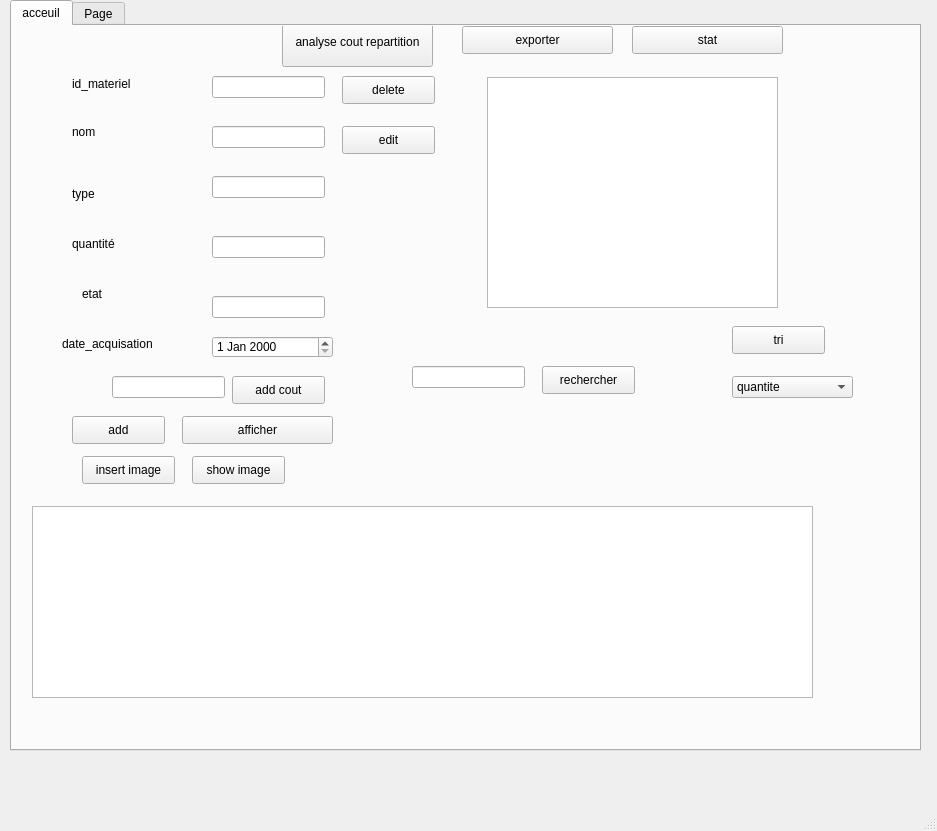
Qt form mainwindow.ui (ProjetCPP2A6/2a26-24-25-smart-hotel) before a commit.
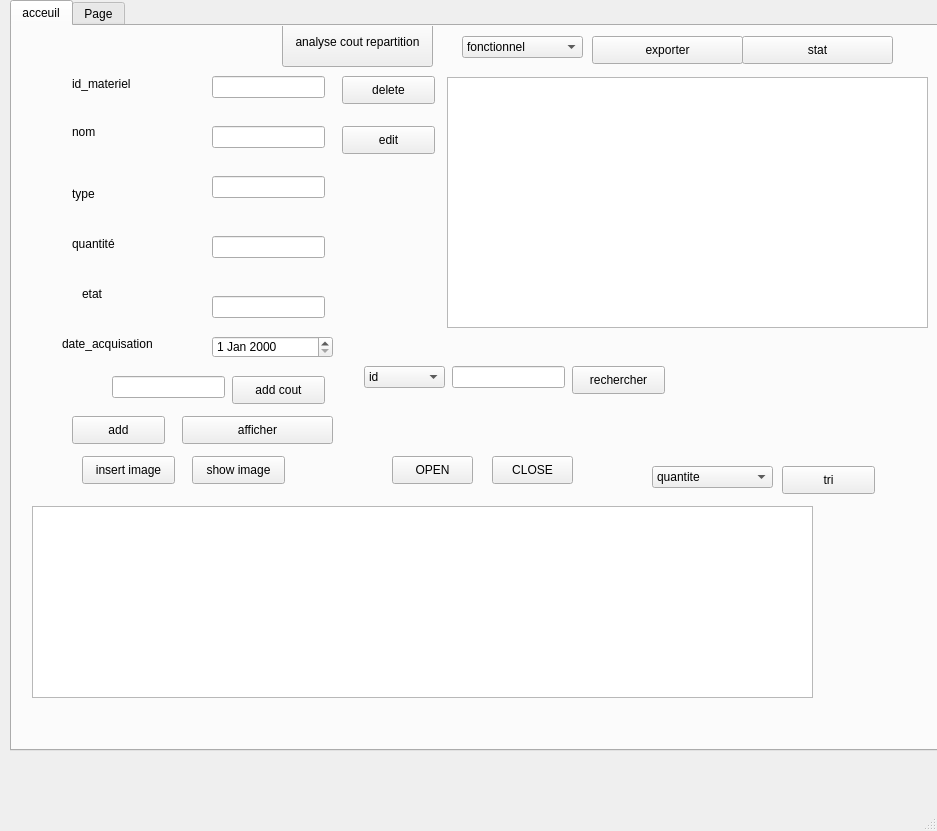
The same form after that commit.

The edit to the form file:
```diff
--- a/mainwindow.ui
+++ b/mainwindow.ui
@@ -19,7 +19,7 @@
      <rect>
       <x>10</x>
       <y>0</y>
-      <width>911</width>
+      <width>931</width>
       <height>751</height>
      </rect>
     </property>
@@ -233,8 +233,8 @@
      <widget class="QComboBox" name="tri">
       <property name="geometry">
        <rect>
-        <x>720</x>
-        <y>350</y>
+        <x>640</x>
+        <y>440</y>
         <width>121</width>
         <height>22</height>
        </rect>
@@ -253,8 +253,8 @@
      <widget class="QPushButton" name="pushButton_5">
       <property name="geometry">
        <rect>
-        <x>720</x>
-        <y>300</y>
+        <x>770</x>
+        <y>440</y>
         <width>93</width>
         <height>28</height>
        </rect>
@@ -266,7 +266,7 @@
      <widget class="QLineEdit" name="etat_2">
       <property name="geometry">
        <rect>
-        <x>400</x>
+        <x>440</x>
         <y>340</y>
         <width>113</width>
         <height>22</height>
@@ -276,7 +276,7 @@
      <widget class="QPushButton" name="pushButton_6">
       <property name="geometry">
        <rect>
-        <x>530</x>
+        <x>560</x>
         <y>340</y>
         <width>93</width>
         <height>28</height>
@@ -289,8 +289,8 @@
      <widget class="QPushButton" name="pushButton_7">
       <property name="geometry">
        <rect>
-        <x>620</x>
-        <y>0</y>
+        <x>730</x>
+        <y>10</y>
         <width>151</width>
         <height>28</height>
        </rect>
@@ -302,18 +302,18 @@
      <widget class="QTableView" name="tableView">
       <property name="geometry">
        <rect>
-        <x>475</x>
+        <x>435</x>
         <y>51</y>
-        <width>291</width>
-        <height>231</height>
+        <width>481</width>
+        <height>251</height>
        </rect>
       </property>
      </widget>
      <widget class="QPushButton" name="pushButton">
       <property name="geometry">
        <rect>
-        <x>450</x>
-        <y>0</y>
+        <x>580</x>
+        <y>10</y>
         <width>151</width>
         <height>28</height>
        </rect>
@@ -384,6 +384,77 @@
        <string>add cout</string>
       </property>
      </widget>
+     <widget class="QComboBox" name="comboBox">
+      <property name="geometry">
+       <rect>
+        <x>352</x>
+        <y>340</y>
+        <width>81</width>
+        <height>22</height>
+       </rect>
+      </property>
+      <item>
+       <property name="text">
+        <string>id</string>
+       </property>
+      </item>
+      <item>
+       <property name="text">
+        <string>type</string>
+       </property>
+      </item>
+      <item>
+       <property name="text">
+        <string>etat</string>
+       </property>
+      </item>
+     </widget>
+     <widget class="QComboBox" name="comboBox_2">
+      <property name="geometry">
+       <rect>
+        <x>450</x>
+        <y>10</y>
+        <width>121</width>
+        <height>22</height>
+       </rect>
+      </property>
+      <item>
+       <property name="text">
+        <string>fonctionnel</string>
+       </property>
+      </item>
+      <item>
+       <property name="text">
+        <string>non fonctionnel</string>
+       </property>
+      </item>
+     </widget>
+     <widget class="QPushButton" name="arduinoafficher">
+      <property name="geometry">
+       <rect>
+        <x>380</x>
+        <y>430</y>
+        <width>81</width>
+        <height>28</height>
+       </rect>
+      </property>
+      <property name="text">
+       <string>OPEN</string>
+      </property>
+     </widget>
+     <widget class="QPushButton" name="closearduino">
+      <property name="geometry">
+       <rect>
+        <x>480</x>
+        <y>430</y>
+        <width>81</width>
+        <height>28</height>
+       </rect>
+      </property>
+      <property name="text">
+       <string>CLOSE</string>
+      </property>
+     </widget>
     </widget>
     <widget class="QWidget" name="tab">
      <attribute name="title">
```
Left out of the diff: 5 changed lines with no effect on the pictures.
